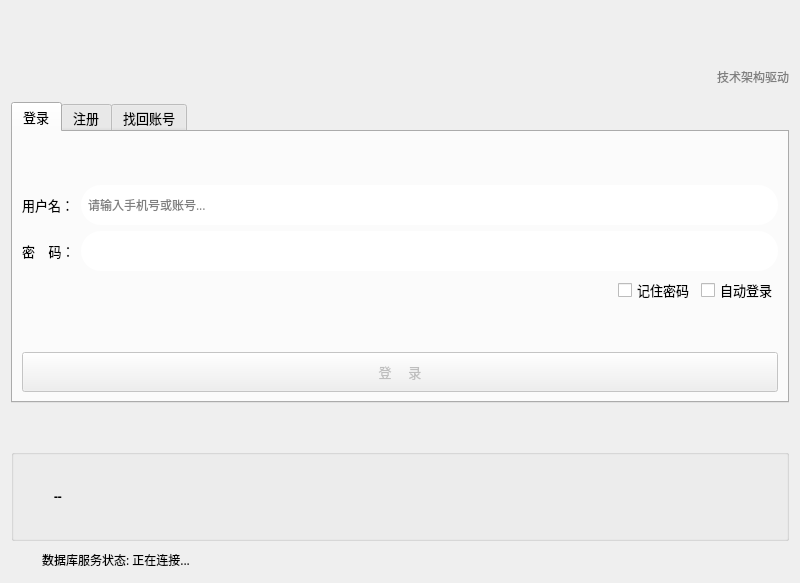
First picture: the form in formLogin.ui, repository csthenry/weplanet-desktop, before the edit.
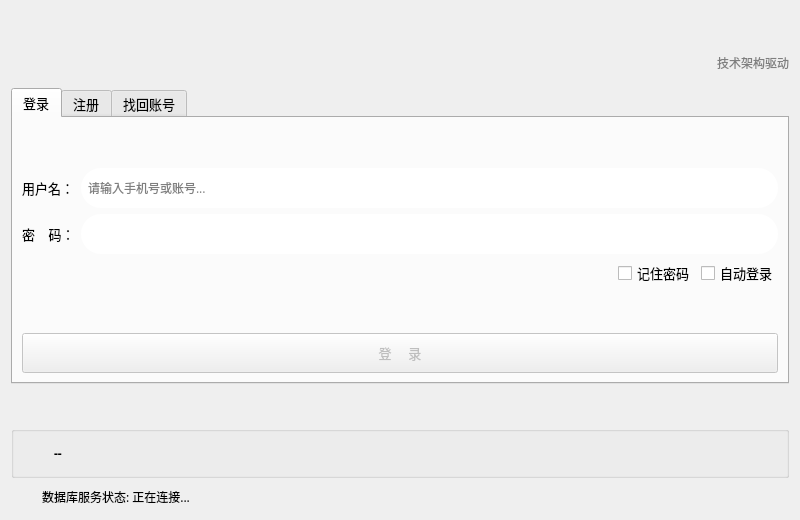
Second picture: the form after the edit. Icons and pictures are not drawn.

Commit message: fix: 界面布局

Patch:
```diff
--- a/formLogin.ui
+++ b/formLogin.ui
@@ -7,7 +7,7 @@
     <x>0</x>
     <y>0</y>
     <width>800</width>
-    <height>583</height>
+    <height>520</height>
    </rect>
   </property>
   <property name="minimumSize">
@@ -35,8 +35,241 @@
    <iconset resource="resource.qrc">
     <normaloff>:/images/logo/MagicLightAssistant.png</normaloff>:/images/logo/MagicLightAssistant.png</iconset>
   </property>
-  <layout class="QGridLayout" name="gridLayout_11">
-   <item row="2" column="0" colspan="5">
+  <layout class="QGridLayout" name="gridLayout_7">
+   <item row="0" column="0" rowspan="2">
+    <widget class="QLabel" name="label">
+     <property name="maximumSize">
+      <size>
+       <width>289</width>
+       <height>80</height>
+      </size>
+     </property>
+     <property name="palette">
+      <palette>
+       <active>
+        <colorrole role="WindowText">
+         <brush brushstyle="SolidPattern">
+          <color alpha="255">
+           <red>112</red>
+           <green>112</green>
+           <blue>112</blue>
+          </color>
+         </brush>
+        </colorrole>
+        <colorrole role="Text">
+         <brush brushstyle="SolidPattern">
+          <color alpha="255">
+           <red>113</red>
+           <green>113</green>
+           <blue>113</blue>
+          </color>
+         </brush>
+        </colorrole>
+        <colorrole role="PlaceholderText">
+         <brush brushstyle="SolidPattern">
+          <color alpha="128">
+           <red>113</red>
+           <green>113</green>
+           <blue>113</blue>
+          </color>
+         </brush>
+        </colorrole>
+       </active>
+       <inactive>
+        <colorrole role="WindowText">
+         <brush brushstyle="SolidPattern">
+          <color alpha="255">
+           <red>112</red>
+           <green>112</green>
+           <blue>112</blue>
+          </color>
+         </brush>
+        </colorrole>
+        <colorrole role="Text">
+         <brush brushstyle="SolidPattern">
+          <color alpha="255">
+           <red>113</red>
+           <green>113</green>
+           <blue>113</blue>
+          </color>
+         </brush>
+        </colorrole>
+        <colorrole role="PlaceholderText">
+         <brush brushstyle="SolidPattern">
+          <color alpha="128">
+           <red>113</red>
+           <green>113</green>
+           <blue>113</blue>
+          </color>
+         </brush>
+        </colorrole>
+       </inactive>
+       <disabled>
+        <colorrole role="WindowText">
+         <brush brushstyle="SolidPattern">
+          <color alpha="255">
+           <red>120</red>
+           <green>120</green>
+           <blue>120</blue>
+          </color>
+         </brush>
+        </colorrole>
+        <colorrole role="Text">
+         <brush brushstyle="SolidPattern">
+          <color alpha="255">
+           <red>120</red>
+           <green>120</green>
+           <blue>120</blue>
+          </color>
+         </brush>
+        </colorrole>
+        <colorrole role="PlaceholderText">
+         <brush brushstyle="SolidPattern">
+          <color alpha="128">
+           <red>0</red>
+           <green>0</green>
+           <blue>0</blue>
+          </color>
+         </brush>
+        </colorrole>
+       </disabled>
+      </palette>
+     </property>
+     <property name="font">
+      <font>
+       <family>微软雅黑</family>
+       <pointsize>18</pointsize>
+       <weight>50</weight>
+       <bold>false</bold>
+      </font>
+     </property>
+     <property name="styleSheet">
+      <string notr="true">margin-bottom: 10px;</string>
+     </property>
+     <property name="text">
+      <string/>
+     </property>
+     <property name="pixmap">
+      <pixmap resource="resource.qrc">:/images/logo/bar_icon.png</pixmap>
+     </property>
+     <property name="scaledContents">
+      <bool>true</bool>
+     </property>
+     <property name="alignment">
+      <set>Qt::AlignCenter</set>
+     </property>
+     <property name="margin">
+      <number>0</number>
+     </property>
+    </widget>
+   </item>
+   <item row="0" column="3">
+    <layout class="QGridLayout" name="gridLayout_10">
+     <item row="0" column="0">
+      <spacer name="verticalSpacer_6">
+       <property name="orientation">
+        <enum>Qt::Vertical</enum>
+       </property>
+       <property name="sizeHint" stdset="0">
+        <size>
+         <width>17</width>
+         <height>15</height>
+        </size>
+       </property>
+      </spacer>
+     </item>
+     <item row="1" column="0">
+      <widget class="QLabel" name="label_8">
+       <property name="maximumSize">
+        <size>
+         <width>66</width>
+         <height>30</height>
+        </size>
+       </property>
+       <property name="text">
+        <string/>
+       </property>
+       <property name="pixmap">
+        <pixmap resource="resource.qrc">:/images/img/stable.png</pixmap>
+       </property>
+       <property name="scaledContents">
+        <bool>true</bool>
+       </property>
+      </widget>
+     </item>
+    </layout>
+   </item>
+   <item row="1" column="1">
+    <spacer name="horizontalSpacer_3">
+     <property name="orientation">
+      <enum>Qt::Horizontal</enum>
+     </property>
+     <property name="sizeHint" stdset="0">
+      <size>
+       <width>168</width>
+       <height>20</height>
+      </size>
+     </property>
+    </spacer>
+   </item>
+   <item row="1" column="2" colspan="2">
+    <layout class="QGridLayout" name="gridLayout_9">
+     <item row="0" column="0">
+      <widget class="QLabel" name="label_4">
+       <property name="minimumSize">
+        <size>
+         <width>63</width>
+         <height>38</height>
+        </size>
+       </property>
+       <property name="maximumSize">
+        <size>
+         <width>63</width>
+         <height>38</height>
+        </size>
+       </property>
+       <property name="text">
+        <string/>
+       </property>
+       <property name="pixmap">
+        <pixmap resource="resource.qrc">:/images/img/nt-logo.png</pixmap>
+       </property>
+       <property name="scaledContents">
+        <bool>true</bool>
+       </property>
+      </widget>
+     </item>
+     <item row="0" column="1">
+      <widget class="QLabel" name="label_5">
+       <property name="minimumSize">
+        <size>
+         <width>0</width>
+         <height>38</height>
+        </size>
+       </property>
+       <property name="maximumSize">
+        <size>
+         <width>110</width>
+         <height>38</height>
+        </size>
+       </property>
+       <property name="font">
+        <font>
+         <family>微软雅黑</family>
+         <pointsize>9</pointsize>
+        </font>
+       </property>
+       <property name="text">
+        <string>&lt;html&gt;&lt;head/&gt;&lt;body&gt;&lt;p&gt;&lt;span style=&quot; color:#7f7f7f;&quot;&gt;技术架构驱动&lt;/span&gt;&lt;/p&gt;&lt;/body&gt;&lt;/html&gt;</string>
+       </property>
+       <property name="alignment">
+        <set>Qt::AlignLeading|Qt::AlignLeft|Qt::AlignVCenter</set>
+       </property>
+      </widget>
+     </item>
+    </layout>
+   </item>
+   <item row="2" column="0" colspan="4">
     <widget class="QTabWidget" name="tabWidget">
      <property name="font">
       <font>
@@ -700,92 +933,7 @@
      </widget>
     </widget>
    </item>
-   <item row="3" column="1">
-    <spacer name="verticalSpacer_5">
-     <property name="orientation">
-      <enum>Qt::Vertical</enum>
-     </property>
-     <property name="sizeHint" stdset="0">
-      <size>
-       <width>20</width>
-       <height>40</height>
-      </size>
-     </property>
-    </spacer>
-   </item>
-   <item row="1" column="2">
-    <spacer name="horizontalSpacer_3">
-     <property name="orientation">
-      <enum>Qt::Horizontal</enum>
-     </property>
-     <property name="sizeHint" stdset="0">
-      <size>
-       <width>168</width>
-       <height>20</height>
-      </size>
-     </property>
-    </spacer>
-   </item>
-   <item row="1" column="3" colspan="2">
-    <layout class="QGridLayout" name="gridLayout_9">
-     <item row="0" column="0">
-      <widget class="QLabel" name="label_4">
-       <property name="minimumSize">
-        <size>
-         <width>63</width>
-         <height>38</height>
-        </size>
-       </property>
-       <property name="maximumSize">
-        <size>
-         <width>63</width>
-         <height>38</height>
-        </size>
-       </property>
-       <property name="text">
-        <string/>
-       </property>
-       <property name="pixmap">
-        <pixmap resource="resource.qrc">:/images/img/nt-logo.png</pixmap>
-       </property>
-       <property name="scaledContents">
-        <bool>true</bool>
-       </property>
-      </widget>
-     </item>
-     <item row="0" column="1">
-      <widget class="QLabel" name="label_5">
-       <property name="minimumSize">
-        <size>
-         <width>0</width>
-         <height>38</height>
-        </size>
-       </property>
-       <property name="maximumSize">
-        <size>
-         <width>110</width>
-         <height>38</height>
-        </size>
-       </property>
-       <property name="font">
-        <font>
-         <family>微软雅黑</family>
-         <pointsize>9</pointsize>
-        </font>
-       </property>
-       <property name="text">
-        <string>&lt;html&gt;&lt;head/&gt;&lt;body&gt;&lt;p&gt;&lt;span style=&quot; color:#7f7f7f;&quot;&gt;技术架构驱动&lt;/span&gt;&lt;/p&gt;&lt;/body&gt;&lt;/html&gt;</string>
-       </property>
-       <property name="alignment">
-        <set>Qt::AlignLeading|Qt::AlignLeft|Qt::AlignVCenter</set>
-       </property>
-      </widget>
-     </item>
-    </layout>
-   </item>
-   <item row="4" column="0" colspan="5">
-    <layout class="QGridLayout" name="gridLayout_7">
-     <item row="0" column="0">
+   <item row="4" column="0" colspan="4">
       <widget class="QGroupBox" name="groupBox">
        <property name="title">
         <string/>
@@ -813,20 +961,7 @@
           </property>
          </widget>
         </item>
-        <item row="1" column="0">
-         <spacer name="verticalSpacer_7">
-          <property name="orientation">
-           <enum>Qt::Vertical</enum>
-          </property>
-          <property name="sizeHint" stdset="0">
-           <size>
-            <width>20</width>
-            <height>40</height>
-           </size>
-          </property>
-         </spacer>
-        </item>
-        <item row="0" column="1" rowspan="2">
+      <item row="0" column="1">
          <widget class="QLabel" name="label_announcement">
           <property name="font">
            <font>
@@ -839,6 +974,9 @@
           <property name="text">
            <string>--</string>
           </property>
+        <property name="alignment">
+         <set>Qt::AlignLeading|Qt::AlignLeft|Qt::AlignVCenter</set>
+        </property>
           <property name="wordWrap">
            <bool>true</bool>
           </property>
@@ -847,7 +985,7 @@
        </layout>
       </widget>
      </item>
-     <item row="1" column="0">
+   <item row="5" column="0" colspan="4">
       <layout class="QGridLayout" name="gridLayout_5">
        <item row="0" column="0">
         <widget class="QLabel" name="labelIcon">
@@ -895,170 +1033,18 @@
        </item>
       </layout>
      </item>
-    </layout>
-   </item>
-   <item row="0" column="4">
-    <layout class="QGridLayout" name="gridLayout_10">
-     <item row="0" column="0">
-      <spacer name="verticalSpacer_6">
+   <item row="3" column="0" colspan="4">
+    <spacer name="verticalSpacer_5">
        <property name="orientation">
         <enum>Qt::Vertical</enum>
        </property>
        <property name="sizeHint" stdset="0">
         <size>
-         <width>17</width>
-         <height>15</height>
+       <width>20</width>
+       <height>40</height>
         </size>
        </property>
       </spacer>
-     </item>
-     <item row="1" column="0">
-      <widget class="QLabel" name="label_8">
-       <property name="maximumSize">
-        <size>
-         <width>66</width>
-         <height>30</height>
-        </size>
-       </property>
-       <property name="text">
-        <string/>
-       </property>
-       <property name="pixmap">
-        <pixmap resource="resource.qrc">:/images/img/stable.png</pixmap>
-       </property>
-       <property name="scaledContents">
-        <bool>true</bool>
-       </property>
-      </widget>
-     </item>
-    </layout>
-   </item>
-   <item row="0" column="1" rowspan="2">
-    <widget class="QLabel" name="label">
-     <property name="maximumSize">
-      <size>
-       <width>289</width>
-       <height>80</height>
-      </size>
-     </property>
-     <property name="palette">
-      <palette>
-       <active>
-        <colorrole role="WindowText">
-         <brush brushstyle="SolidPattern">
-          <color alpha="255">
-           <red>112</red>
-           <green>112</green>
-           <blue>112</blue>
-          </color>
-         </brush>
-        </colorrole>
-        <colorrole role="Text">
-         <brush brushstyle="SolidPattern">
-          <color alpha="255">
-           <red>113</red>
-           <green>113</green>
-           <blue>113</blue>
-          </color>
-         </brush>
-        </colorrole>
-        <colorrole role="PlaceholderText">
-         <brush brushstyle="SolidPattern">
-          <color alpha="128">
-           <red>113</red>
-           <green>113</green>
-           <blue>113</blue>
-          </color>
-         </brush>
-        </colorrole>
-       </active>
-       <inactive>
-        <colorrole role="WindowText">
-         <brush brushstyle="SolidPattern">
-          <color alpha="255">
-           <red>112</red>
-           <green>112</green>
-           <blue>112</blue>
-          </color>
-         </brush>
-        </colorrole>
-        <colorrole role="Text">
-         <brush brushstyle="SolidPattern">
-          <color alpha="255">
-           <red>113</red>
-           <green>113</green>
-           <blue>113</blue>
-          </color>
-         </brush>
-        </colorrole>
-        <colorrole role="PlaceholderText">
-         <brush brushstyle="SolidPattern">
-          <color alpha="128">
-           <red>113</red>
-           <green>113</green>
-           <blue>113</blue>
-          </color>
-         </brush>
-        </colorrole>
-       </inactive>
-       <disabled>
-        <colorrole role="WindowText">
-         <brush brushstyle="SolidPattern">
-          <color alpha="255">
-           <red>120</red>
-           <green>120</green>
-           <blue>120</blue>
-          </color>
-         </brush>
-        </colorrole>
-        <colorrole role="Text">
-         <brush brushstyle="SolidPattern">
-          <color alpha="255">
-           <red>120</red>
-           <green>120</green>
-           <blue>120</blue>
-          </color>
-         </brush>
-        </colorrole>
-        <colorrole role="PlaceholderText">
-         <brush brushstyle="SolidPattern">
-          <color alpha="128">
-           <red>0</red>
-           <green>0</green>
-           <blue>0</blue>
-          </color>
-         </brush>
-        </colorrole>
-       </disabled>
-      </palette>
-     </property>
-     <property name="font">
-      <font>
-       <family>微软雅黑</family>
-       <pointsize>18</pointsize>
-       <weight>50</weight>
-       <bold>false</bold>
-      </font>
-     </property>
-     <property name="styleSheet">
-      <string notr="true">margin-bottom: 10px;</string>
-     </property>
-     <property name="text">
-      <string/>
-     </property>
-     <property name="pixmap">
-      <pixmap resource="resource.qrc">:/images/logo/bar_icon.png</pixmap>
-     </property>
-     <property name="scaledContents">
-      <bool>true</bool>
-     </property>
-     <property name="alignment">
-      <set>Qt::AlignCenter</set>
-     </property>
-     <property name="margin">
-      <number>0</number>
-     </property>
-    </widget>
    </item>
   </layout>
  </widget>
```
Lines whose indentation alone changed are shown as unchanged. The commit also changes 3 other files.
